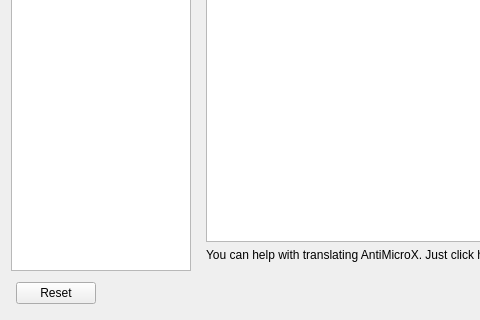
The window that src/gui/mainsettingsdialog.ui (AntiMicroX/antimicrox) describes before a commit, drawn with Qt 5; both pictures show x 0 to 480 and y 364 to 684 of the 718 by 684 pixel window.
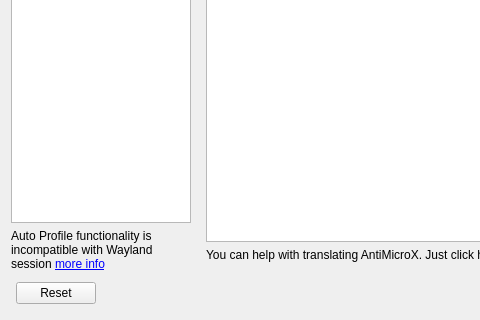
The same window after the commit. The open tabs and pages were chosen to show the change. Icons and pictures are not drawn.

Commit message: chore: Add proper note informing about lack of Wayland support for Auto Profiles

```diff
--- a/src/gui/mainsettingsdialog.ui
+++ b/src/gui/mainsettingsdialog.ui
@@ -35,6 +35,8 @@
    <item>
     <layout class="QHBoxLayout" name="horizontalLayout">
      <item>
+      <layout class="QVBoxLayout" name="verticalLayout_17">
+       <item>
       <widget class="QListWidget" name="categoriesListWidget">
        <property name="sizePolicy">
         <sizepolicy hsizetype="Fixed" vsizetype="Expanding">
@@ -96,6 +98,24 @@
       </widget>
      </item>
      <item>
+        <widget class="QLabel" name="autoProfileDisabledInfo">
+         <property name="enabled">
+          <bool>true</bool>
+         </property>
+         <property name="text">
+          <string>Auto Profile functionality is incompatible with Wayland session &lt;a href=&quot;https://github.com/AntiMicroX/antimicrox/issues/303&quot;&gt;more info&lt;/a&gt;</string>
+         </property>
+         <property name="wordWrap">
+          <bool>true</bool>
+         </property>
+         <property name="openExternalLinks">
+          <bool>true</bool>
+         </property>
+        </widget>
+       </item>
+      </layout>
+     </item>
+     <item>
       <widget class="QStackedWidget" name="stackedWidget">
        <property name="sizePolicy">
         <sizepolicy hsizetype="Expanding" vsizetype="Expanding">
```
Left out of the diff: 2 changed lines with no effect on the pictures. Lines whose indentation alone changed are shown as unchanged. The commit also changes 1 other file.
